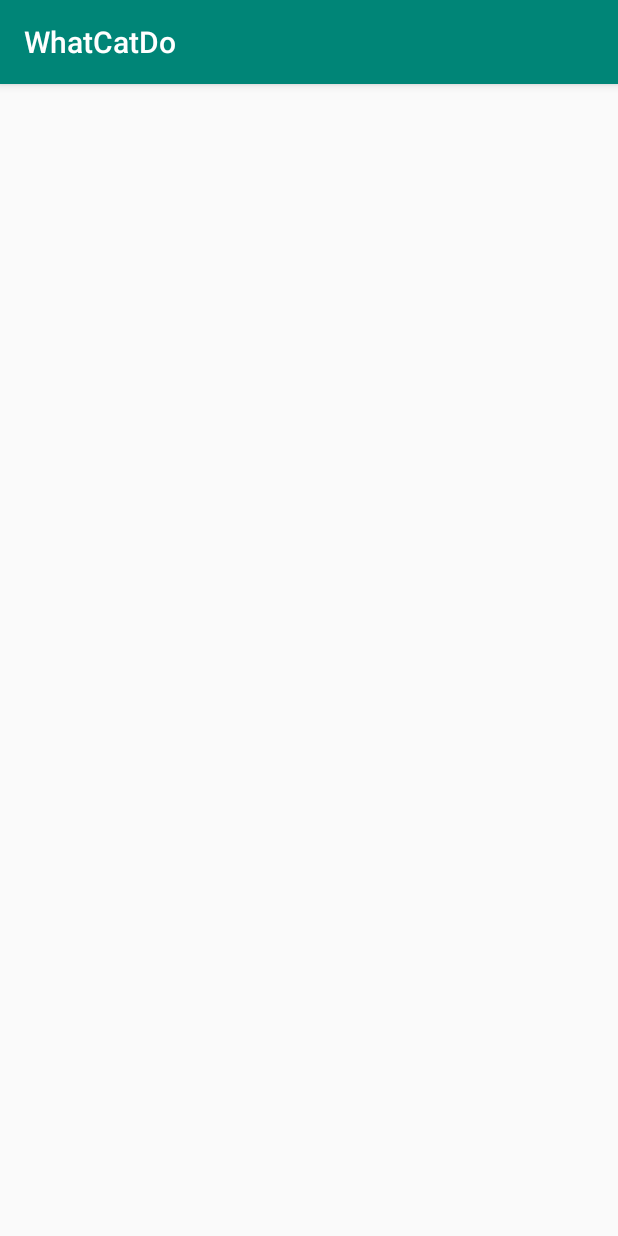
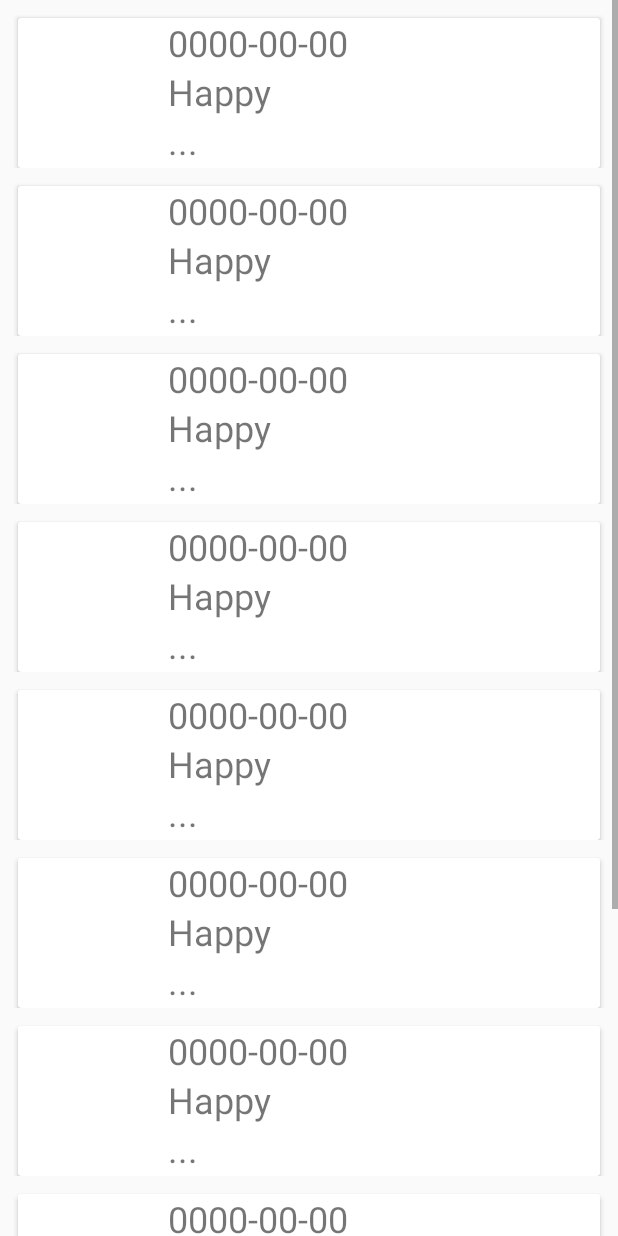
Before and after one commit to h-sw/what-cat-do, an Android app: the LogActivity screen opened directly, with no data from a screen before it, on a phone screen of 412 x 824 dp. Run offline under Robolectric (Android 15) with nearby library versions, the phone set to English and light mode, and no system bars.

Commit message:
활동로그 프레임워크 제작.

```diff
--- a/app/build.gradle
+++ b/app/build.gradle
@@ -22,9 +22,11 @@ dependencies {
     implementation fileTree(dir: 'libs', include: ['*.jar'])
     implementation 'com.android.support:appcompat-v7:28.0.0'
     implementation 'com.android.support.constraint:constraint-layout:1.1.3'
+    implementation 'com.android.support:support-v4:28.0.0'
     testImplementation 'junit:junit:4.12'
     androidTestImplementation 'com.android.support.test:runner:1.0.2'
     androidTestImplementation 'com.android.support.test.espresso:espresso-core:3.0.2'
     implementation 'com.android.support:cardview-v7:28.0.0'
     implementation 'com.android.support:design:28.0.0'
+    implementation 'com.android.support:recyclerview-v7:28.0.0'
 }
--- a/app/src/main/java/com/team_project2/hans/whatcatdo/LogActivity.java
+++ b/app/src/main/java/com/team_project2/hans/whatcatdo/LogActivity.java
@@ -2,12 +2,35 @@ package com.team_project2.hans.whatcatdo;
 
 import android.support.v7.app.AppCompatActivity;
 import android.os.Bundle;
+import android.support.v7.widget.LinearLayoutManager;
+import android.support.v7.widget.RecyclerView;
 
 public class LogActivity extends AppCompatActivity {
+    private RecyclerView recyclerView;
+    private RecyclerView.Adapter mAdapter;
+    private RecyclerView.LayoutManager layoutManager;
 
     @Override
     protected void onCreate(Bundle savedInstanceState) {
+        getSupportActionBar().hide();
         super.onCreate(savedInstanceState);
         setContentView(R.layout.activity_log);
+        recyclerView = findViewById(R.id.my_recycler_view);
+
+        // use this setting to improve performance if you know that changes
+        // in content do not change the layout size of the RecyclerView
+        recyclerView.setHasFixedSize(true);
+
+        // use a linear layout manager
+        layoutManager = new LinearLayoutManager(this);
+        recyclerView.setLayoutManager(layoutManager);
+
+        // specify an adapter (see also next example)
+        String[] myDataset = new String[10];
+        for(String s : myDataset){
+            s = "123";
+        }
+        mAdapter = new MyAdapter(myDataset);
+        recyclerView.setAdapter(mAdapter);
     }
 }
--- /dev/null
+++ b/app/src/main/java/com/team_project2/hans/whatcatdo/MyAdapter.java
@@ -0,0 +1,56 @@
+package com.team_project2.hans.whatcatdo;
+
+import android.support.v7.widget.RecyclerView;
+import android.view.LayoutInflater;
+import android.view.View;
+import android.view.ViewGroup;
+import android.widget.TextView;
+
+public class MyAdapter extends RecyclerView.Adapter<MyAdapter.MyViewHolder> {
+    private String[] mDataset;
+
+    // Provide a reference to the views for each data item
+    // Complex data items may need more than one view per item, and
+    // you provide access to all the views for a data item in a view holder
+    public static class MyViewHolder extends RecyclerView.ViewHolder {
+        // each data item is just a string in this case
+        public View view;
+
+        public MyViewHolder(View v) {
+            super(v);
+            view = v;
+        }
+    }
+
+    // Provide a suitable constructor (depends on the kind of dataset)
+    public MyAdapter(String[] myDataset) {
+        mDataset = myDataset;
+    }
+
+    // Create new views (invoked by the layout manager)
+    @Override
+    public MyAdapter.MyViewHolder onCreateViewHolder(ViewGroup parent,
+                                                     int viewType) {
+        // create a new view
+        View v = LayoutInflater.from(parent.getContext())
+                .inflate(R.layout.fragment_log, parent, false);
+
+        MyViewHolder vh = new MyViewHolder(v);
+        return vh;
+    }
+
+    // Replace the contents of a view (invoked by the layout manager)
+    @Override
+    public void onBindViewHolder(MyViewHolder holder, int position) {
+        // - get element from your dataset at this position
+        // - replace the contents of the view with that element
+        //holder.textView.setText(mDataset[position]);
+
+    }
+
+    // Return the size of your dataset (invoked by the layout manager)
+    @Override
+    public int getItemCount() {
+        return mDataset.length;
+    }
+}
--- a/app/src/main/res/layout/activity_camera.xml
+++ b/app/src/main/res/layout/activity_camera.xml
@@ -20,6 +20,7 @@
             android:layout_height="wrap_content"
             android:layout_gravity="center_horizontal"
             android:background="@null"
+            android:paddingBottom="20dp"
             android:text="◎"
             android:textSize="100dp"/>
     </FrameLayout>
--- a/app/src/main/res/layout/activity_log.xml
+++ b/app/src/main/res/layout/activity_log.xml
@@ -1,9 +1,13 @@
 <?xml version="1.0" encoding="utf-8"?>
-<android.support.constraint.ConstraintLayout xmlns:android="http://schemas.android.com/apk/res/android"
+<LinearLayout xmlns:android="http://schemas.android.com/apk/res/android"
     xmlns:app="http://schemas.android.com/apk/res-auto"
     xmlns:tools="http://schemas.android.com/tools"
     android:layout_width="match_parent"
     android:layout_height="match_parent"
     tools:context=".LogActivity">
-
-</android.support.constraint.ConstraintLayout>
+    <android.support.v7.widget.RecyclerView
+        android:id="@+id/my_recycler_view"
+        android:scrollbars="vertical"
+        android:layout_width="match_parent"
+        android:layout_height="match_parent"/>
+</LinearLayout>
--- /dev/null
+++ b/app/src/main/res/layout/fragment_log.xml
@@ -0,0 +1,47 @@
+<?xml version="1.0" encoding="utf-8"?>
+<FrameLayout xmlns:android="http://schemas.android.com/apk/res/android"
+    xmlns:tools="http://schemas.android.com/tools"
+    android:layout_width="match_parent"
+    android:layout_height="wrap_content"
+    tools:context=".LogFragment">
+
+    <android.support.v7.widget.CardView
+        android:layout_width="match_parent"
+        android:layout_height="wrap_content"
+        android:layout_marginHorizontal="12dp"
+        android:layout_marginTop="12dp">
+
+        <LinearLayout
+            android:layout_width="match_parent"
+            android:layout_height="wrap_content"
+            android:orientation="horizontal">
+            <ImageView
+                android:layout_width="100dp"
+                android:layout_height="100dp"
+                android:background="@null"
+                android:src="@null"/>
+            <LinearLayout
+                android:layout_width="match_parent"
+                android:layout_height="match_parent"
+                android:orientation="vertical">
+                <TextView
+                    android:layout_width="match_parent"
+                    android:layout_height="wrap_content"
+                    android:text="0000-00-00"
+                    android:textSize="24sp"/>
+                <TextView
+                    android:layout_width="match_parent"
+                    android:layout_height="wrap_content"
+                    android:text="Happy"
+                    android:textSize="24sp"/>
+                <TextView
+                    android:layout_width="match_parent"
+                    android:layout_height="wrap_content"
+                    android:text="..."
+                    android:textSize="24sp"/>
+            </LinearLayout>
+
+        </LinearLayout>
+    </android.support.v7.widget.CardView>
+
+</FrameLayout>
--- a/app/src/main/res/values/strings.xml
+++ b/app/src/main/res/values/strings.xml
@@ -1,3 +1,6 @@
 <resources>
     <string name="app_name">WhatCatDo</string>
+
+    <!-- TODO: Remove or change this placeholder text -->
+    <string name="hello_blank_fragment">Hello blank fragment</string>
 </resources>
```
Also changed, not shown: app/src/main/java/com/team_project2/hans/whatcatdo/LogFragment.java (added, +108 -0 lines), app/src/main/java/com/team_project2/hans/whatcatdo/MainActivity.java (+7 -2 lines).
